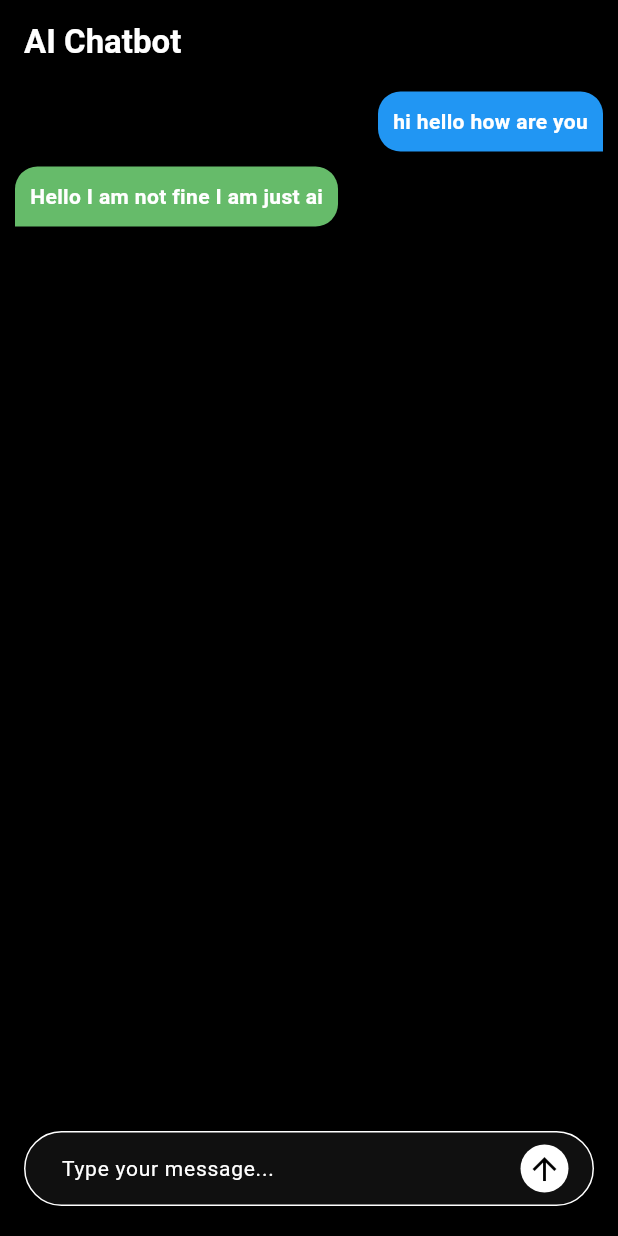
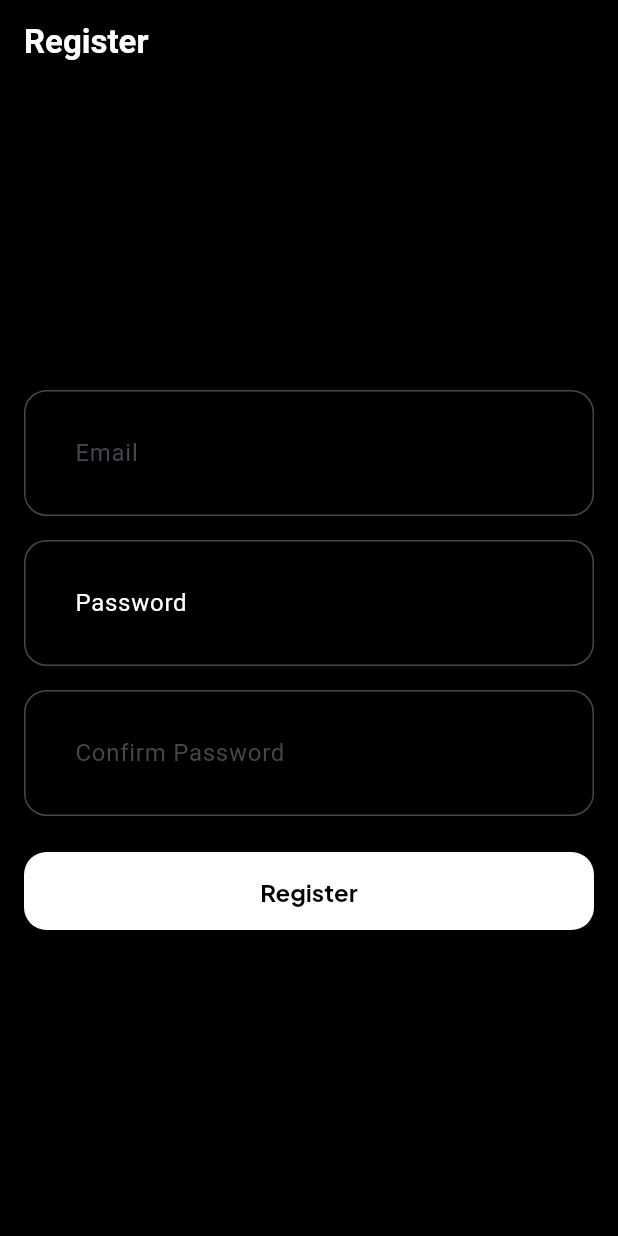
Before and after one commit to Akshat-sGit/ai_chatbot, a Flutter app: the screen it shows after launch, on a phone screen of 412 x 824 dp. Run offline on Flutter 3.47's test engine with Material 3 defaults, Android fonts, the phone set to English and light mode, and no system bars; our stand-ins replace firebase_auth, firebase_core, google_fonts; accounts and stored records are empty.

Commit message:
added registration screen and defined app themes

```diff
--- /dev/null
+++ b/frontend/lib/core/theme/app_colors.dart
@@ -0,0 +1,9 @@
+import 'package:flutter/material.dart';
+
+class AppColors{
+  static const primary = Color(0xffffffff);
+  static const lightBackgorund = Color(0xfff2f2f2);
+  static const darkBackground = Color(0xff0d0c0c);
+  static const grey = Color(0xffbebebe);
+  static const darkGrey = Color(0xff343434);
+}
--- /dev/null
+++ b/frontend/lib/core/theme/app_theme.dart
@@ -0,0 +1,77 @@
+import 'package:ai_chatbot/core/theme/app_colors.dart';
+import 'package:flutter/material.dart';
+import 'package:google_fonts/google_fonts.dart';
+
+class AppTheme{
+
+  static final lightTheme = ThemeData(
+    primaryColor: AppColors.primary,
+    brightness: Brightness.light,
+    scaffoldBackgroundColor: AppColors.lightBackgorund,
+    inputDecorationTheme: InputDecorationTheme(
+        filled: true,
+        fillColor: Colors.transparent,
+        hintStyle: GoogleFonts.plusJakartaSans(
+          fontWeight: FontWeight.w500,
+          color: const Color(0xff383838)
+        ),
+        contentPadding: const EdgeInsets.all(30),
+        border: OutlineInputBorder(
+          borderRadius: BorderRadius.circular(30),
+          borderSide: const BorderSide(
+            color: Colors.white,
+            width: 0.4,
+          )
+        ),
+    ),
+    elevatedButtonTheme: ElevatedButtonThemeData(
+      style: ElevatedButton.styleFrom(
+        backgroundColor: AppColors.primary,
+        elevation: 0,
+        textStyle: GoogleFonts.plusJakartaSans(
+          fontSize: 16,
+          fontWeight: FontWeight.bold,
+        ),
+        shape: RoundedRectangleBorder(
+          borderRadius: BorderRadius.circular(30)
+        )
+      )
+    ),
+  );
+
+  static final darkTheme = ThemeData(
+    primaryColor: AppColors.primary,
+    brightness: Brightness.dark,
+    scaffoldBackgroundColor: AppColors.darkBackground,
+    inputDecorationTheme: InputDecorationTheme(
+        filled: true,
+        fillColor: Colors.transparent,
+        hintStyle: GoogleFonts.plusJakartaSans(
+          fontWeight: FontWeight.w500,
+          color: const Color(0xffa7a7a7)
+        ),
+        contentPadding: const EdgeInsets.all(30),
+        border: OutlineInputBorder(
+          borderRadius: BorderRadius.circular(30),
+          borderSide: const BorderSide(
+            color: Colors.white,
+            width: 0.4,
+          )
+        ),
+    ),
+    elevatedButtonTheme: ElevatedButtonThemeData(
+      style: ElevatedButton.styleFrom(
+        backgroundColor: AppColors.primary,
+        elevation: 0,
+        textStyle: GoogleFonts.plusJakartaSans(
+          fontSize: 16,
+          fontWeight: FontWeight.bold,
+        ),
+        shape: RoundedRectangleBorder(
+          borderRadius: BorderRadius.circular(30)
+        )
+      )
+    ),
+  );
+
+}
--- a/frontend/lib/main.dart
+++ b/frontend/lib/main.dart
@@ -1,7 +1,11 @@
-import 'package:ai_chatbot/screens/chat_screen.dart';
+import 'package:ai_chatbot/core/theme/app_theme.dart';
+import 'package:ai_chatbot/screens/register_screen.dart';
+import 'package:firebase_core/firebase_core.dart';
 import 'package:flutter/material.dart';
 
-void main() {
+void main() async {
+  WidgetsFlutterBinding.ensureInitialized();
+  await Firebase.initializeApp();
   runApp(const MyApp());
 }
 
@@ -11,9 +15,11 @@ class MyApp extends StatelessWidget {
   // This widget is the root of your application.
   @override
   Widget build(BuildContext context) {
-    return const MaterialApp(
+    return MaterialApp(
       title: 'AI Chatbot',
-      home:  ChatScreen(),
+      theme: AppTheme.lightTheme,
+      darkTheme: AppTheme.darkTheme,
+      home:const RegisterScreen(),
     );
   }
 }
--- /dev/null
+++ b/frontend/lib/screens/register_screen.dart
@@ -0,0 +1,147 @@
+// ignore_for_file: use_build_context_synchronously
+
+import 'package:flutter/material.dart';
+import 'package:firebase_auth/firebase_auth.dart';
+
+class RegisterScreen extends StatefulWidget {
+  const RegisterScreen({super.key});
+
+  @override
+  State<RegisterScreen> createState() => _RegisterScreenState();
+}
+
+class _RegisterScreenState extends State<RegisterScreen> {
+  final FirebaseAuth _auth = FirebaseAuth.instance;
+  final TextEditingController emailController = TextEditingController();
+  final TextEditingController passwordController = TextEditingController();
+  final TextEditingController confirmPasswordController =
+      TextEditingController();
+  bool isLoading = false;
+
+  Future<void> registerUser() async {
+    final email = emailController.text.trim();
+    final password = passwordController.text.trim();
+    final confirmPassword = confirmPasswordController.text.trim();
+
+    if (email.isEmpty || password.isEmpty || confirmPassword.isEmpty) {
+      ScaffoldMessenger.of(context).showSnackBar(
+        const SnackBar(content: Text("All fields are required.")),
+      );
+      return;
+    }
+
+    if (password != confirmPassword) {
+      ScaffoldMessenger.of(context).showSnackBar(
+        const SnackBar(content: Text("Passwords do not match.")),
+      );
+      return;
+    }
+
+    setState(() {
+      isLoading = true;
+    });
+
+    try {
+      UserCredential userCredential =
+          await _auth.createUserWithEmailAndPassword(
+        email: email,
+        password: password,
+      );
+      ScaffoldMessenger.of(context).showSnackBar(
+        SnackBar(
+            content: Text(
+                "User registered successfully: ${userCredential.user?.email}")),
+      );
+      Navigator.pop(context); // Navigate back to the previous screen
+    } catch (e) {
+      ScaffoldMessenger.of(context).showSnackBar(
+        SnackBar(content: Text("Registration failed: $e")),
+      );
+    } finally {
+      setState(() {
+        isLoading = false;
+      });
+    }
+  }
+
+  @override
+  Widget build(BuildContext context) {
+    return Scaffold(
+      backgroundColor: Colors.black,
+      appBar: AppBar(
+        title: const Text(
+          "Register",
+          style: TextStyle(color: Colors.white, fontWeight: FontWeight.bold),
+        ),
+        backgroundColor: Colors.transparent,
+      ),
+      body: Padding(
+        padding: const EdgeInsets.all(16.0),
+        child: isLoading
+            ? const Center(child: CircularProgressIndicator())
+            : Column(
+                mainAxisAlignment: MainAxisAlignment.center,
+                crossAxisAlignment: CrossAxisAlignment.stretch,
+                children: [
+                  TextField(
+                    controller: emailController,
+                    decoration: InputDecoration(
+                      labelText: "Email",
+                      hintText: "Email",
+                      border: OutlineInputBorder(
+                        borderSide:const BorderSide(color: Colors.white, width: 5),
+                        borderRadius: BorderRadius.circular(15),
+                      ),
+                    ).applyDefaults(Theme.of(context).inputDecorationTheme),
+                    keyboardType: TextInputType.emailAddress,
+
+                  ),
+                  const SizedBox(height: 16),
+                  TextField(
+                    controller: passwordController,
+                    decoration: InputDecoration(
+                      labelText: "Password",
+                      enabled: true,
+                      labelStyle: const TextStyle(color: Colors.white),
+                      border: OutlineInputBorder(
+                        borderSide:const BorderSide(color: Colors.white, width: 5),
+                        borderRadius: BorderRadius.circular(15),
+                      ),
+                    ),
+                    obscureText: true,
+                  ),
+                  const SizedBox(height: 16),
+                  TextField(
+                    controller: confirmPasswordController,
+                    decoration: InputDecoration(
+                      labelText: "Confirm Password",
+                      hintText: "Confirm Password",
+
+                      border: OutlineInputBorder(
+                         borderSide:const BorderSide(color: Colors.white, width: 5),
+                         borderRadius: BorderRadius.circular(15),
+                      ),
+                    ),
+                    obscureText: true,
+                  ),
+                  const SizedBox(height: 24),
+                  ElevatedButton(
+                    style: ElevatedButton.styleFrom(
+                      padding: const EdgeInsets.all(16),
+                      shape: RoundedRectangleBorder(
+                        borderRadius: BorderRadius.circular(15),
+                      ),
+                    ),
+                    onPressed: registerUser,
+                    child: const Text(
+                      "Register",
+                      style: TextStyle(
+                          color: Colors.black, fontWeight: FontWeight.bold),
+                    ),
+                  ),
+                ],
+              ),
+      ),
+    );
+  }
+}
--- a/frontend/pubspec.yaml
+++ b/frontend/pubspec.yaml
@@ -2,7 +2,7 @@ name: ai_chatbot
 description: "A new Flutter project."
 # The following line prevents the package from being accidentally published to
 # pub.dev using `flutter pub publish`. This is preferred for private packages.
-publish_to: 'none' # Remove this line if you wish to publish to pub.dev
+publish_to: "none" # Remove this line if you wish to publish to pub.dev
 
 # The following defines the version and build number for your application.
 # A version number is three numbers separated by dots, like 1.2.43
@@ -31,13 +31,13 @@ dependencies:
   flutter:
     sdk: flutter
 
-
   # The following adds the Cupertino Icons font to your application.
   # Use with the CupertinoIcons class for iOS style icons.
   cupertino_icons: ^1.0.8
   firebase_core: ^3.9.0
   cloud_firestore: ^5.6.0
   firebase_auth: ^5.3.4
+  google_fonts: ^6.2.1
 
 dev_dependencies:
   flutter_test:
@@ -55,7 +55,6 @@ dev_dependencies:
 
 # The following section is specific to Flutter packages.
 flutter:
-
   # The following line ensures that the Material Icons font is
   # included with your application, so that you can use the icons in
   # the material Icons class.
```
Also changed, not shown: frontend/pubspec.lock, 6 other files.
